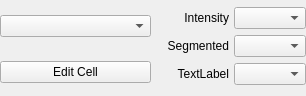
Above: tissuelab/gui/vtkviewer/designer/vtk_viewer_select_mode.ui from VirtualPlants/tissuelab before the change. Below: the same form after it.
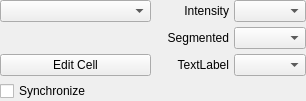
That is the form after the change.

Patch:
```diff
--- a/tissuelab/gui/vtkviewer/designer/vtk_viewer_select_mode.ui
+++ b/tissuelab/gui/vtkviewer/designer/vtk_viewer_select_mode.ui
@@ -39,7 +39,7 @@
      </property>
     </widget>
    </item>
-   <item row="1" column="0">
+   <item row="2" column="0">
     <widget class="QPushButton" name="action_launch_button">
      <property name="sizePolicy">
       <sizepolicy hsizetype="Preferred" vsizetype="Fixed">
@@ -79,7 +79,7 @@
      </property>
     </widget>
    </item>
-   <item row="0" column="1" rowspan="2">
+   <item row="0" column="1" rowspan="3">
     <layout class="QGridLayout" name="gridLayout">
      <property name="sizeConstraint">
       <enum>QLayout::SetDefaultConstraint</enum>
@@ -151,6 +151,13 @@
      </item>
     </layout>
    </item>
+   <item row="3" column="0">
+    <widget class="QCheckBox" name="synchro_cb">
+     <property name="text">
+      <string>Synchronize</string>
+     </property>
+    </widget>
+   </item>
   </layout>
  </widget>
  <resources/>
```
